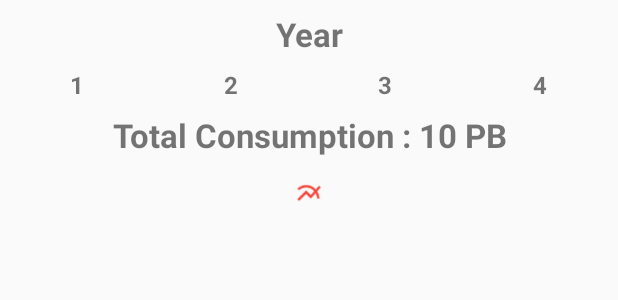
After one commit to PoonamKukreti/mobiledatausage, an Android app: the layout row_year_data_usage.xml on its own in the app's theme, with its tools: preview values and no code run, on a phone screen of 412 x 824 dp. The commit adds this screen. Shown: the top 300 px of the screen. Run offline under Robolectric (Android 15) with nearby library versions, the phone set to English and light mode, and no system bars.

Commit message:
Added api implementation , added usecase ,added layouts, added colors

```diff
--- a/app/src/main/AndroidManifest.xml
+++ b/app/src/main/AndroidManifest.xml
@@ -1,7 +1,8 @@
 <?xml version="1.0" encoding="utf-8"?>
 <manifest xmlns:android="http://schemas.android.com/apk/res/android"
     package="com.pokotechnologies.sgdatausage">
-
+    <uses-permission android:name="android.permission.INTERNET"/>
+    <uses-permission android:name="android.permission.ACCESS_NETWORK_STATE"/>
     <application
         android:allowBackup="true"
         android:icon="@mipmap/ic_launcher"
@@ -9,10 +10,9 @@
         android:roundIcon="@mipmap/ic_launcher_round"
         android:supportsRtl="true"
         android:theme="@style/AppTheme">
-        <activity android:name=".MainActivity">
+        <activity android:name=".activity.MainActivity">
             <intent-filter>
                 <action android:name="android.intent.action.MAIN" />
-
                 <category android:name="android.intent.category.LAUNCHER" />
             </intent-filter>
         </activity>
--- /dev/null
+++ b/app/src/main/java/com/pokotechnologies/sgdatausage/util/Constants.kt
@@ -0,0 +1,6 @@
+package com.pokotechnologies.sgdatausage.util
+
+
+object Constants {
+    var RESOURCE_ID = "a807b7ab-6cad-4aa6-87d0-e283a7353a0f"
+}
--- /dev/null
+++ b/app/src/main/res/layout/row_year_data_usage.xml
@@ -0,0 +1,89 @@
+<?xml version="1.0" encoding="utf-8"?>
+<LinearLayout xmlns:android="http://schemas.android.com/apk/res/android"
+    xmlns:tools="http://schemas.android.com/tools"
+    android:layout_width="match_parent"
+    android:layout_height="wrap_content"
+    android:orientation="vertical">
+
+
+    <android.support.v7.widget.AppCompatTextView
+        android:id="@+id/usage_year"
+        android:layout_width="match_parent"
+        android:layout_height="match_parent"
+        android:gravity="center"
+        android:padding="8dp"
+        android:textSize="22sp"
+        android:textStyle="bold"
+        tools:text="Year" />
+
+
+    <LinearLayout
+        android:layout_width="match_parent"
+        android:layout_height="wrap_content"
+        android:orientation="horizontal"
+        android:weightSum="4">
+
+        <android.support.v7.widget.AppCompatTextView
+            android:id="@+id/quarterOne"
+            android:layout_width="0dp"
+            android:layout_height="wrap_content"
+            android:layout_weight="1"
+            android:gravity="center"
+            android:textSize="16sp"
+            android:textStyle="bold"
+            tools:text="1" />
+
+
+        <android.support.v7.widget.AppCompatTextView
+            android:id="@+id/quarterTwo"
+            android:layout_width="0dp"
+            android:layout_height="wrap_content"
+            android:layout_weight="1"
+            android:gravity="center"
+            android:textSize="16sp"
+            android:textStyle="bold"
+            tools:text="2" />
+
+        <android.support.v7.widget.AppCompatTextView
+            android:id="@+id/quarterThree"
+            android:layout_width="0dp"
+            android:layout_height="wrap_content"
+            android:layout_weight="1"
+            android:gravity="center"
+            android:textSize="16sp"
+            android:textStyle="bold"
+            tools:text="3" />
+
+        <android.support.v7.widget.AppCompatTextView
+            android:id="@+id/quarterFour"
+            android:layout_width="0dp"
+            android:layout_height="wrap_content"
+            android:layout_weight="1"
+            android:gravity="center"
+            android:textSize="16sp"
+            android:textStyle="bold"
+            tools:text="4" />
+
+    </LinearLayout>
+
+
+    <android.support.v7.widget.AppCompatTextView
+        android:id="@+id/total_usage"
+        android:layout_width="match_parent"
+        android:layout_height="match_parent"
+        android:gravity="center"
+        android:padding="8dp"
+        android:textSize="22sp"
+        android:textStyle="bold"
+        tools:text="Total Consumption : 10 PB" />
+
+
+    <android.support.v7.widget.AppCompatImageView
+        android:id="@+id/low_usage"
+        android:layout_width="32dp"
+        android:layout_height="32dp"
+        android:layout_gravity="center"
+        android:src="@drawable/ic_multiline_chart" />
+
+
+</LinearLayout>
--- a/app/src/main/res/values/colors.xml
+++ b/app/src/main/res/values/colors.xml
@@ -3,4 +3,6 @@
     <color name="colorPrimary">#008577</color>
     <color name="colorPrimaryDark">#00574B</color>
     <color name="colorAccent">#D81B60</color>
+    <color name="data_usage_low">#000000</color>
+    <color name="data_usage_high">#344554</color>
 </resources>
```
Also changed, not shown: app/build.gradle (+14 -0 lines), app/src/main/java/com/pokotechnologies/sgdatausage/MainActivity.kt (deleted, +0 -12 lines), app/src/main/java/com/pokotechnologies/sgdatausage/activity/MainActivity.kt (added, +38 -0 lines), app/src/main/java/com/pokotechnologies/sgdatausage/activity/MobileUsageAdapter.kt (added, +270 -0 lines), app/src/main/java/com/pokotechnologies/sgdatausage/domain/DataUsageUseCase.kt (added, +77 -0 lines), app/src/main/java/com/pokotechnologies/sgdatausage/model/QuarterUsageResponse.kt (added, +7 -0 lines), app/src/main/java/com/pokotechnologies/sgdatausage/model/Results.kt (added, +24 -0 lines), app/src/main/java/com/pokotechnologies/sgdatausage/model/UsageResponse.kt (added, +14 -0 lines), app/src/main/java/com/pokotechnologies/sgdatausage/model/YearlyUsageResponse.kt (added, +30 -0 lines), app/src/main/java/com/pokotechnologies/sgdatausage/rest/ApiClient.kt (added, +12 -0 lines), app/src/main/java/com/pokotechnologies/sgdatausage/rest/ApiServiceResponse.kt (added, +23 -0 lines), app/src/main/java/com/pokotechnologies/sgdatausage/util/DataUsageUtils.kt (added, +13 -0 lines), app/src/main/java/com/pokotechnologies/sgdatausage/viewmodel/DataUsageViewModel.kt (added, +29 -0 lines), app/src/main/res/layout/activity_main.xml (+24 -11 lines), 1 more files.
